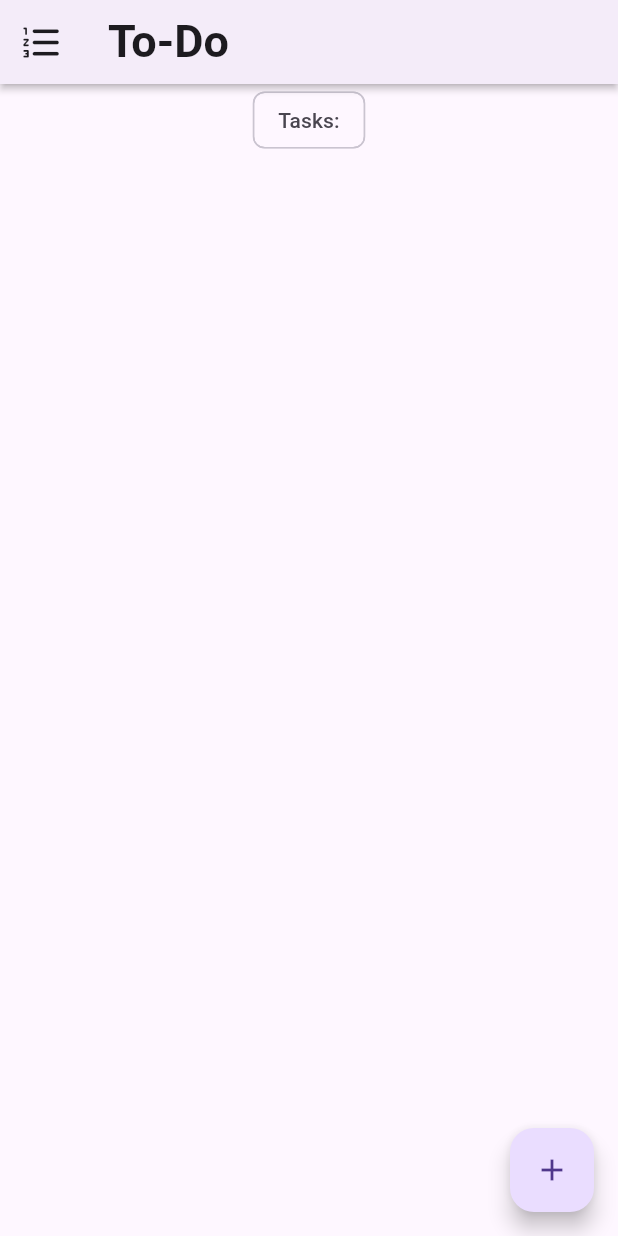
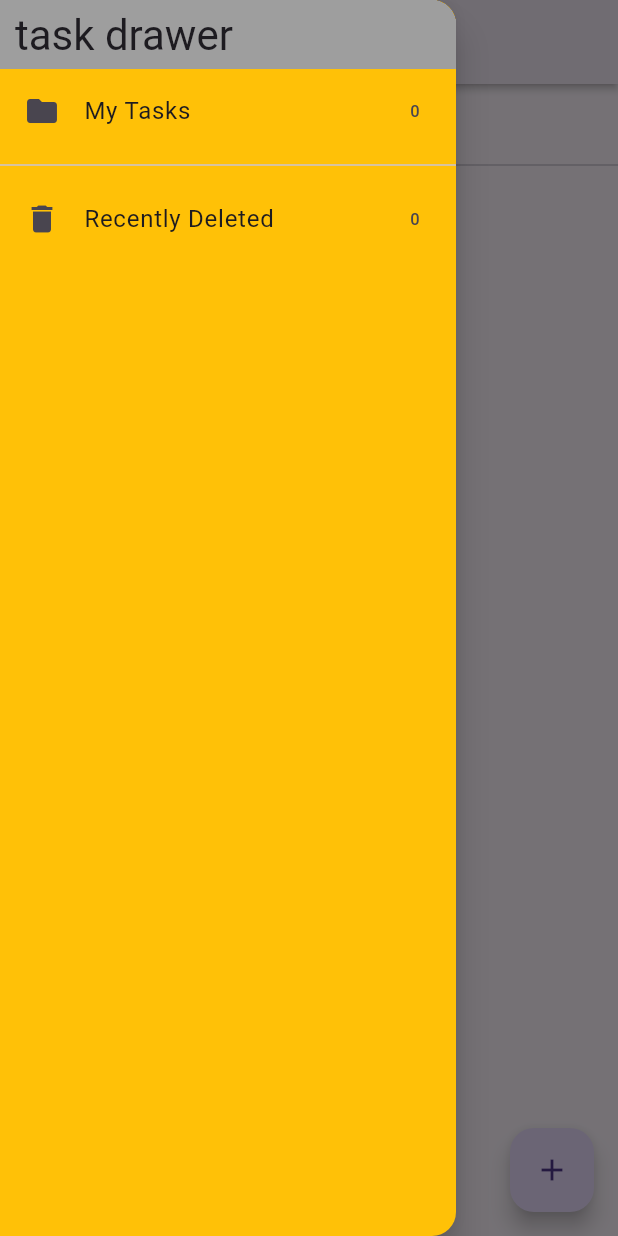
Before and after one commit to haadiyaa/todo_app, a Flutter app: the screen it shows after launch, with the side drawer open (before the commit the screen has no drawer), on a phone screen of 412 x 824 dp. Run offline on Flutter 3.47's test engine with Material 3 defaults, Android fonts, the phone set to English and light mode, and no system bars; our stand-ins replace equatable, flutter_bloc, hydrated_bloc.

Commit message:
add drawer

```diff
--- a/lib/main.dart
+++ b/lib/main.dart
@@ -1,6 +1,7 @@
 import 'package:flutter/material.dart';
 import 'package:path_provider/path_provider.dart';
 import 'package:todo_app/model/task.dart';
+import 'package:todo_app/services/app_router.dart';
 import 'blocs/bloc_exports.dart';
 import 'package:todo_app/screens/homescreen.dart';
 
@@ -13,7 +14,7 @@ void main() async {
     storageDirectory: await getApplicationDocumentsDirectory(),
   );
   Bloc.observer=AppBlocObserver();
-  runApp(const MyApp());
+  runApp(MyApp(appRouter: AppRouter(),));
 }
 
 class AppBlocObserver extends BlocObserver {
@@ -31,15 +32,17 @@ class AppBlocObserver extends BlocObserver {
 }
 
 class MyApp extends StatelessWidget {
-  const MyApp({super.key});
+  MyApp({super.key,required this.appRouter});
+  final AppRouter appRouter;
 
   @override
   Widget build(BuildContext context) {
     return BlocProvider(
       create: (context) => TasksBloc(),
-      child: const MaterialApp(
+      child:  MaterialApp(
         debugShowCheckedModeBanner: false,
-        home: HomeScreen(),
+        home: const HomeScreen(),
+        onGenerateRoute: appRouter.onGenerenerateRoute,
       ),
     );
   }
--- /dev/null
+++ b/lib/screens/drawer_panel.dart
@@ -0,0 +1,54 @@
+import 'package:flutter/material.dart';
+import 'package:todo_app/blocs/bloc_exports.dart';
+import 'package:todo_app/model/task.dart';
+import 'package:todo_app/screens/homescreen.dart';
+import 'package:todo_app/screens/recycle_bin.dart';
+
+class DrawerPanel extends StatelessWidget {
+  const DrawerPanel({super.key});
+
+  @override
+  Widget build(BuildContext context) {
+    return SafeArea(
+      child: Drawer(
+        elevation: 10,
+        shadowColor: Colors.black,
+        backgroundColor: Colors.amber,
+        child: Column(
+          children: [
+            Container(
+              width: double.infinity,
+              padding: EdgeInsets.symmetric(horizontal: 10, vertical: 5),
+              color: Colors.grey,
+              child: Text(
+                'task drawer',
+                style: Theme.of(context).textTheme.headlineMedium,
+              ),
+            ),
+            BlocBuilder<TasksBloc, TasksState>(
+              builder: (context, state) {
+                return GestureDetector(
+                  onTap: () => Navigator.of(context).pushNamed(HomeScreen.id),
+                  child: ListTile(
+                    leading: const Icon(Icons.folder),
+                    title: const Text('My Tasks'),
+                    trailing: Text('${state.allTasks.length}'),
+                  ),
+                );
+              },
+            ),
+            const Divider(),
+            GestureDetector(
+              onTap: () => Navigator.of(context).pushNamed(RecycleBin.id),
+              child: ListTile(
+                leading: Icon(Icons.delete),
+                title: Text('Recently Deleted'),
+                trailing: Text('0'),
+              ),
+            ),
+          ],
+        ),
+      ),
+    );
+  }
+}
--- a/lib/screens/homescreen.dart
+++ b/lib/screens/homescreen.dart
@@ -1,11 +1,14 @@
 import 'package:flutter/material.dart';
 import 'package:todo_app/model/task.dart';
+import 'package:todo_app/screens/drawer_panel.dart';
 import '../blocs/bloc_exports.dart';
 import '../widgets/add_task_screen.dart';
 import '../widgets/tasks_list.dart';
 
 class HomeScreen extends StatefulWidget {
   const HomeScreen({super.key});
+
+  static const id='homescreen';
 
   @override
   State<HomeScreen> createState() => _HomeScreenState();
@@ -30,16 +33,16 @@ class _HomeScreenState extends State<HomeScreen> {
           appBar: AppBar(
             // actions: [
             //   IconButton(
-            //       onPressed: () {},
+            //       onPressed: () {_addTask(context);},
             //       icon: const Icon(
             //         Icons.add,
             //         size: 30,
             //       ))
             // ],
-            leading: const Icon(
-              Icons.format_list_numbered_rounded,
-              size: 30,
-            ),
+            // leading: const Icon(
+            //   Icons.format_list_numbered_rounded,
+            //   size: 30,
+            // ),
             shadowColor: Colors.black,
             elevation: 2,
             title: const Text(
@@ -50,14 +53,15 @@ class _HomeScreenState extends State<HomeScreen> {
               ),
             ),
           ),
+          drawer: DrawerPanel(),
           body: Column(
-            crossAxisAlignment: CrossAxisAlignment.center,
+            crossAxisAlignment: CrossAxisAlignment.start,
             children: [
-              const Center(
-                child: Chip(
-                  label: Text('Tasks:'),
-                ),
+               Padding(
+                padding:const  EdgeInsets.only(left: 20,top: 10),
+                child: Text('${state.allTasks.length} tasks to do',style:const TextStyle(fontWeight: FontWeight.bold,fontSize: 25),),
               ),
+              const Divider(),
               TaskList(tasksList: tasksList),
             ],
           ),
--- a/lib/widgets/add_task_screen.dart
+++ b/lib/widgets/add_task_screen.dart
@@ -1,6 +1,7 @@
 import 'package:flutter/material.dart';
 import 'package:todo_app/blocs/bloc_exports.dart';
 import 'package:todo_app/model/task.dart';
+import 'package:todo_app/services/guid_gen.dart';
 
 class AddTaskScreen extends StatelessWidget {
   const AddTaskScreen({
@@ -37,7 +38,7 @@ class AddTaskScreen extends StatelessWidget {
                 onPressed: () {
                   var task = Task(
                     title: titleController.text,
-                    id:'',
+                    id:GUIDGen.generate(),
                   );
                   context.read<TasksBloc>().add(AddTask(task: task));
                   Navigator.pop(context);
--- /dev/null
+++ b/lib/widgets/task_tile.dart
@@ -0,0 +1,28 @@
+import 'package:flutter/material.dart';
+import 'package:todo_app/blocs/bloc_exports.dart';
+import '../model/task.dart';
+
+class TaskTile extends StatelessWidget {
+  const TaskTile({
+    super.key,
+    required this.task,
+  });
+
+  final Task task;
+
+  @override
+  Widget build(BuildContext context) {
+    return ListTile(
+      title: Text(task.title,),
+      trailing: Checkbox(
+        value: task.isDone,
+        onChanged: (value) {
+          context.read<TasksBloc>().add(UpdateTask(task: task));
+        },
+      ),
+      onLongPress: () {
+        context.read<TasksBloc>().add(DeleteTask(task: task));
+      },
+    );
+  }
+}
--- a/lib/widgets/tasks_list.dart
+++ b/lib/widgets/tasks_list.dart
@@ -1,4 +1,5 @@
 import 'package:flutter/material.dart';
+import 'package:todo_app/widgets/task_tile.dart';
 import '../blocs/bloc_exports.dart';
 import 'package:todo_app/model/task.dart';
 
@@ -17,18 +18,7 @@ class TaskList extends StatelessWidget {
         itemCount: tasksList.length,
         itemBuilder: (BuildContext context, int index) {
           var task = tasksList[index];
-          return ListTile(
-            title: Text(task.title),
-            trailing: Checkbox(
-              value: task.isDone,
-              onChanged: (value) {
-                context.read<TasksBloc>().add(UpdateTask(task: task));
-              },
-            ),
-            onLongPress: () {
-              context.read<TasksBloc>().add(DeleteTask(task: task));
-            },
-          );
+          return TaskTile(task: task);
         },
       ),
     );
```
Also changed, not shown: lib/screens/recycle_bin.dart (added, +50 -0 lines), lib/services/app_router.dart (added, +19 -0 lines), lib/services/guid_gen.dart (added, +27 -0 lines), lib/blocs/bloc/tasks_state.dart (line endings or trailing spaces), 1 other file.
